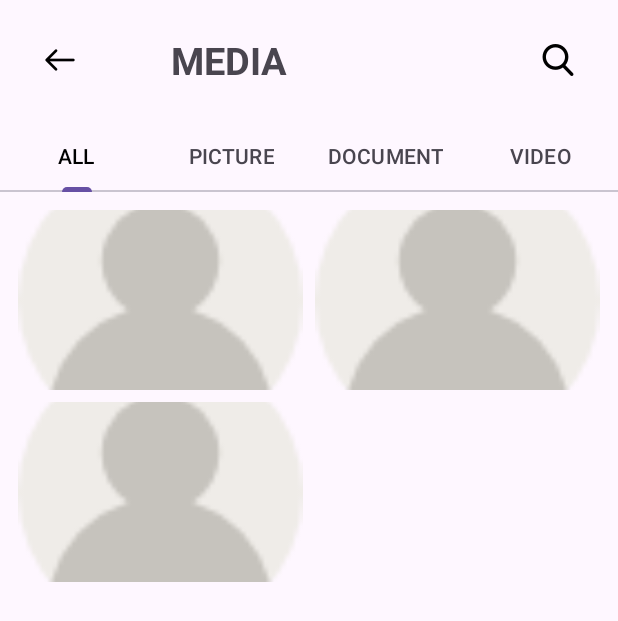
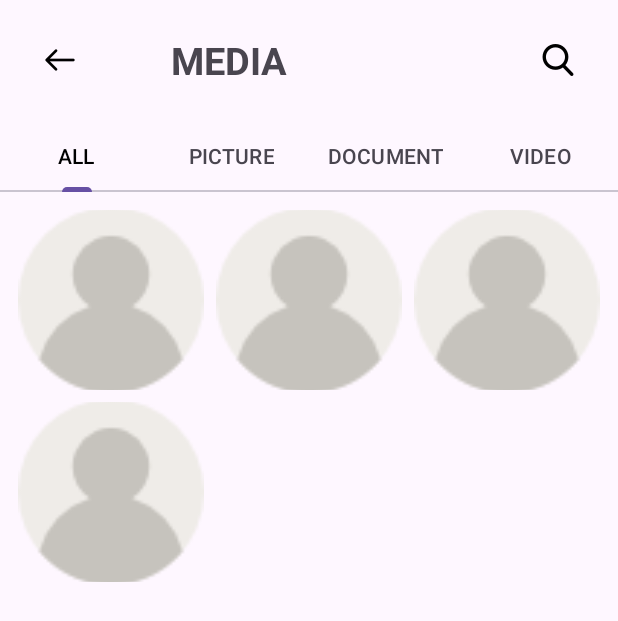
Before and after one commit to KasumiYae/wordpress-mobile-app-fork-, an Android app: the AllFrag screen opened directly, with no data from a screen before it, on a phone screen of 412 x 824 dp. Shown: the top 621 px of the screen. Run offline under Robolectric (Android 15) with nearby library versions, the phone set to English and light mode, and no system bars.

```diff
--- a/app/src/main/java/vn/edu/usth/wordpress_mobile_app/Account/AccountActivity.java
+++ b/app/src/main/java/vn/edu/usth/wordpress_mobile_app/Account/AccountActivity.java
@@ -3,6 +3,7 @@ package vn.edu.usth.wordpress_mobile_app.Account;
 import android.os.Bundle;
 import android.view.View;
 import android.widget.ImageButton;
+import android.widget.ImageView;
 import android.widget.TextView;
 import android.widget.Toast;
 
@@ -15,7 +16,7 @@ import androidx.core.view.WindowInsetsCompat;
 import vn.edu.usth.wordpress_mobile_app.R;
 
 public class AccountActivity extends AppCompatActivity {
-    private ImageButton btnback;
+    private ImageView btnback;
     private TextView profile1, accountSettings1, appSettings1, help1, refer1, about1, logout1;
 
     @Override
--- a/app/src/main/res/layout/activity_account.xml
+++ b/app/src/main/res/layout/activity_account.xml
@@ -22,7 +22,9 @@
             android:layout_width="24dp"
             android:layout_height="24dp"
             android:id="@+id/back"
-            android:src="@drawable/back"/>
+            android:src="@drawable/back"
+            android:background="?attr/selectableItemBackground"/>
+
 
 
         <TextView
--- a/app/src/main/res/layout/activity_title.xml
+++ b/app/src/main/res/layout/activity_title.xml
@@ -23,7 +23,9 @@
                 android:layout_width="24dp"
                 android:layout_height="24dp"
                 android:id="@+id/back"
-                android:src="@drawable/back"/>
+                android:src="@drawable/back"
+                android:background="?attr/selectableItemBackground"/>
+
 
 
             <TextView
--- a/app/src/main/res/layout/media_fragment_all.xml
+++ b/app/src/main/res/layout/media_fragment_all.xml
@@ -8,9 +8,9 @@
         android:id="@+id/gridLayout"
         android:layout_width="match_parent"
         android:layout_height="wrap_content"
-        android:columnCount="2"
+        android:columnCount="3"
         android:padding="8dp"
-        android:rowCount="3"
+        android:rowCount="5"
         android:layout_marginTop="16dp">
 
         <!-- Media item 1 -->
@@ -64,6 +64,23 @@
                 android:scaleType="centerCrop" />
         </LinearLayout>
 
+    <LinearLayout
+        android:layout_width="0dp"
+        android:layout_height="wrap_content"
+        android:layout_columnWeight="1"
+        android:orientation="vertical"
+        android:padding="4dp"
+        android:gravity="center">
+
+        <ImageView
+            android:id="@+id/imageView4"
+            android:layout_width="match_parent"
+            android:layout_height="120dp"
+            android:src="@drawable/user_64"
+            android:scaleType="centerCrop" />
+    </LinearLayout>
+
+
         <!-- Add more media items as needed... -->
 
     </GridLayout>
```
